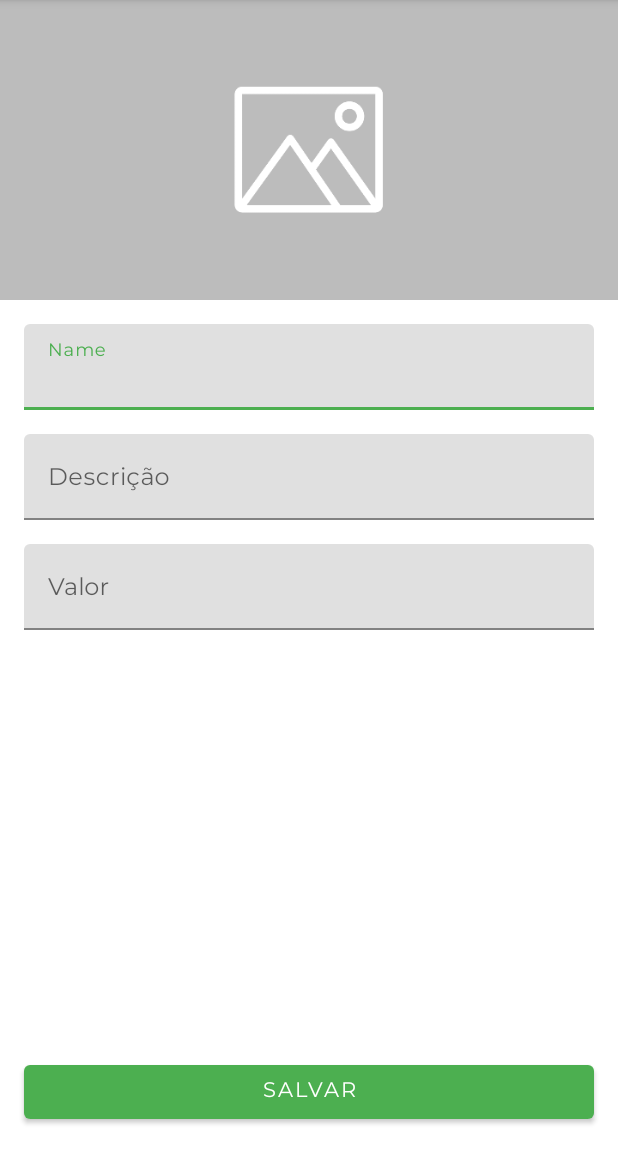
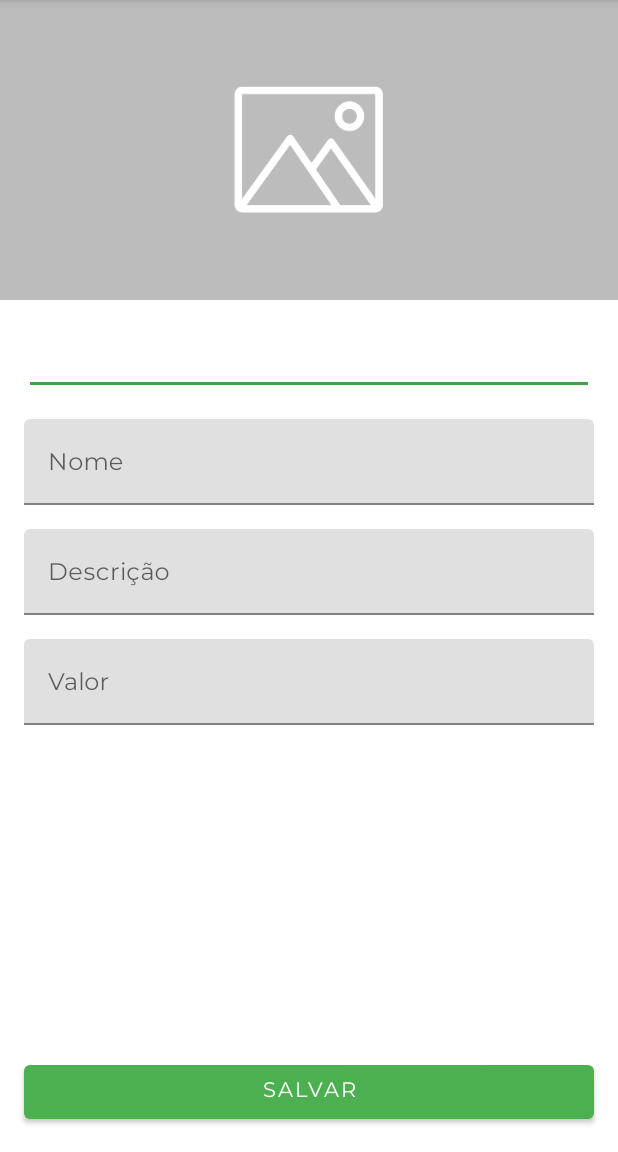
Before and after one commit to RianLucasSB/orgs-kotlin-app, an Android app: the FormularioProdutoActivity screen opened directly, with no data from a screen before it, on a phone screen of 412 x 824 dp, the part 84-1236 px from its top. Run offline under Robolectric (Android 15) with nearby library versions, the phone set to English and light mode, and no system bars; our stand-ins replace Room's generated code; 1 statement that could not run was skipped.

Commit message:
feat: user can set an userId for products

```diff
--- a/app/src/main/java/com/boas/rian/myapplication/database/dao/UsuarioDao.kt
+++ b/app/src/main/java/com/boas/rian/myapplication/database/dao/UsuarioDao.kt
@@ -8,6 +8,9 @@ import kotlinx.coroutines.flow.Flow
 
 @Dao
 interface UsuarioDao {
+    @Query("SELECT * from Usuario")
+    fun buscaTodos(): Flow<List<Usuario>>
+
     @Insert
     suspend fun salva(usuario: Usuario)
 
--- a/app/src/main/java/com/boas/rian/myapplication/ui/activity/UsuarioBaseActivity.kt
+++ b/app/src/main/java/com/boas/rian/myapplication/ui/activity/UsuarioBaseActivity.kt
@@ -46,6 +46,8 @@ abstract class UsuarioBaseActivity : AppCompatActivity() {
            }
     }
 
+    protected fun usuarios() = usuarioDao.buscaTodos()
+
     protected suspend fun deslogaUsuario() {
         dataStore.edit { preferences ->
             preferences.remove(usuarioLogadoPreferences)
--- a/app/src/main/res/layout/activity_formulario_produto.xml
+++ b/app/src/main/res/layout/activity_formulario_produto.xml
@@ -21,15 +21,24 @@
             app:layout_constraintTop_toTopOf="parent"
             app:srcCompat="@drawable/imagem_padrao" />
 
+        <AutoCompleteTextView
+            android:id="@+id/formulario_produto_autocompletetextview"
+            android:layout_width="0dp"
+            android:layout_height="wrap_content"
+            android:layout_margin="16dp"
+            app:layout_constraintEnd_toEndOf="parent"
+            app:layout_constraintStart_toStartOf="parent"
+            app:layout_constraintTop_toBottomOf="@+id/activity_formulario_produto_imagem" />
+
         <com.google.android.material.textfield.TextInputLayout
             android:id="@+id/formulario_produto_textinputlayout_nome"
             android:layout_width="0dp"
             android:layout_height="wrap_content"
             android:layout_margin="16dp"
-            android:hint="Name"
+            android:hint="Nome"
             app:layout_constraintEnd_toEndOf="parent"
             app:layout_constraintStart_toStartOf="parent"
-            app:layout_constraintTop_toBottomOf="@+id/activity_formulario_produto_imagem">
+            app:layout_constraintTop_toBottomOf="@+id/formulario_produto_autocompletetextview">
 
             <com.google.android.material.textfield.TextInputEditText
                 android:id="@+id/activity_formulario_produto_nome"
@@ -85,5 +94,7 @@
             app:layout_constraintVertical_bias="1" />
 
 
+
+
     </androidx.constraintlayout.widget.ConstraintLayout>
 </ScrollView>
```
Also changed, not shown: app/src/main/java/com/boas/rian/myapplication/ui/activity/FormularioProdutoActivity.kt (+86 -5 lines).
